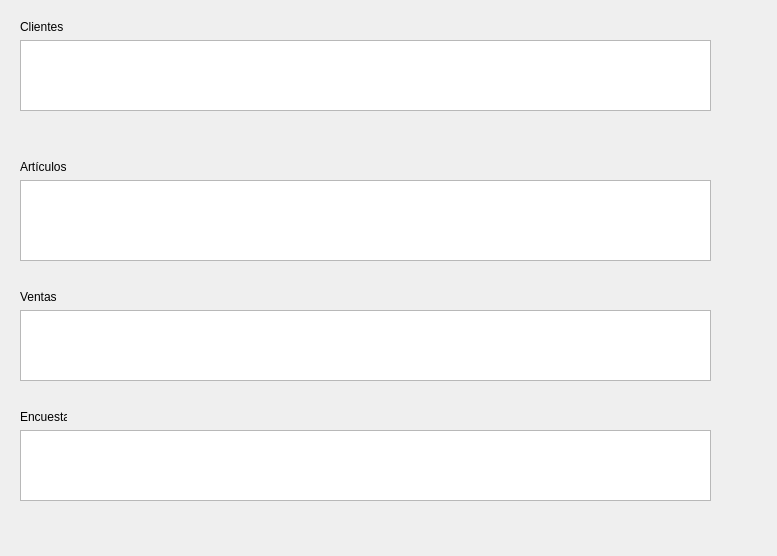
Qt form Proyecto_v1/pantalla_mostrar.ui (sndr1345v2/Algoritmia-Proyecto) before a commit.
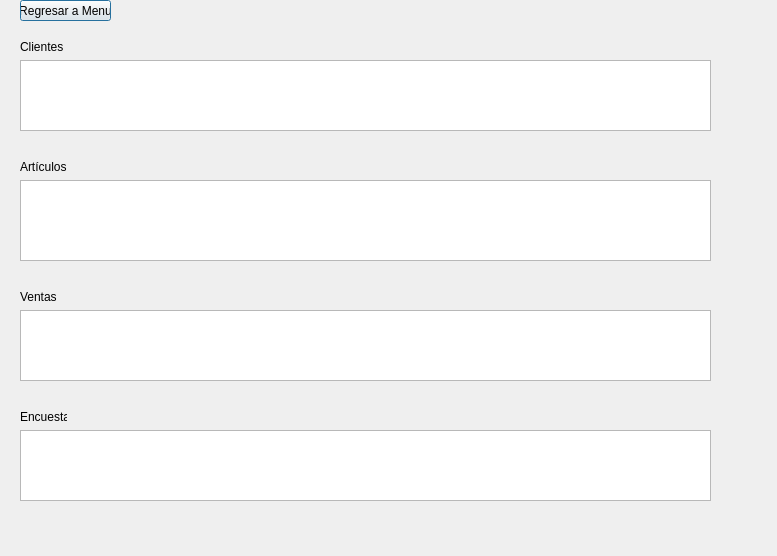
The same form after that commit.

What changed in the file:
```diff
--- a/Proyecto_v1/pantalla_mostrar.ui
+++ b/Proyecto_v1/pantalla_mostrar.ui
@@ -17,7 +17,7 @@
    <property name="geometry">
     <rect>
      <x>20</x>
-     <y>40</y>
+     <y>60</y>
      <width>691</width>
      <height>71</height>
     </rect>
@@ -27,7 +27,7 @@
    <property name="geometry">
     <rect>
      <x>20</x>
-     <y>20</y>
+     <y>40</y>
      <width>47</width>
      <height>13</height>
     </rect>
@@ -105,6 +105,19 @@
     </rect>
    </property>
   </widget>
+  <widget class="QPushButton" name="pushButton_menu">
+   <property name="geometry">
+    <rect>
+     <x>20</x>
+     <y>0</y>
+     <width>91</width>
+     <height>21</height>
+    </rect>
+   </property>
+   <property name="text">
+    <string>Regresar a Menu</string>
+   </property>
+  </widget>
  </widget>
  <resources/>
  <connections/>
```
